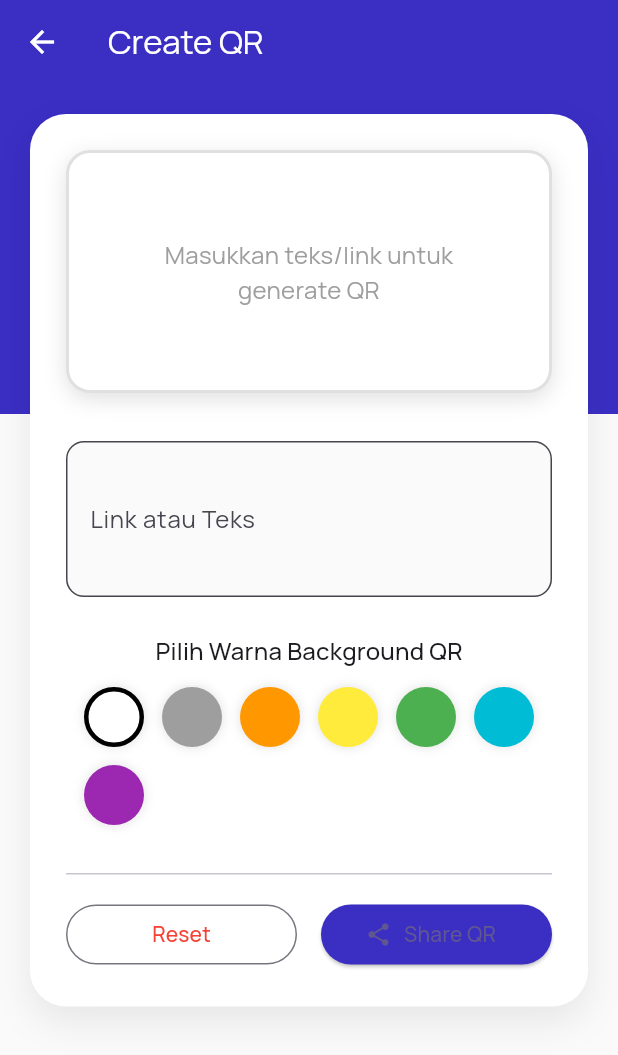
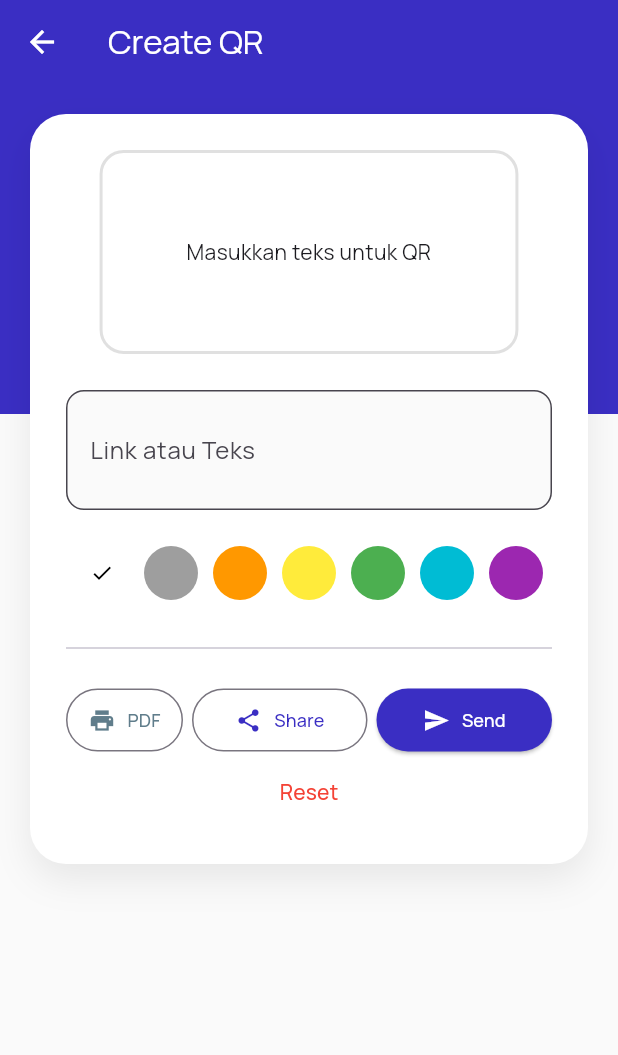
Before and after one commit to azzam380/qr_generator_and_scanner, a Flutter app: the QrGeneratorScreen screen opened by its route, on a phone screen of 412 x 824 dp. Shown: the top 1055 px of the screen. Run offline on Flutter 3.47's test engine with Material 3 defaults, Android fonts, the phone set to English and light mode, and no system bars; drawn by our look-alikes of screenshot; our stand-ins replace device_preview, pdf, permission_handler, pretty_qr_code, printing, share_plus; missing offline and left inert: mobile_scanner.

Commit message:
Complete: QR Generator & Scanner with splash, home, routing, dan testing

```diff
--- a/lib/ui/home_screen.dart
+++ b/lib/ui/home_screen.dart
@@ -81,13 +81,13 @@ class HomeScreen extends StatelessWidget {
                     icon: Icons.send,
                     label: 'Share',
                     color: Colors.greenAccent,
-                    route: '', // TODO
+                    route: '/create', // TODO
                   ),
                   _MenuButton(
                     icon: Icons.print,
                     label: 'Print',
                     color: Colors.purpleAccent,
-                    route: '', // TODO
+                    route: '/create', // TODO
                   ),
                 ],
               ),
--- a/lib/ui/qr_generator_screen.dart
+++ b/lib/ui/qr_generator_screen.dart
@@ -3,6 +3,11 @@ import 'package:flutter/material.dart';
 import 'package:pretty_qr_code/pretty_qr_code.dart';
 import 'package:screenshot/screenshot.dart';
 import 'package:share_plus/share_plus.dart';
+
+// Import untuk PDF dan Printing
+import 'package:pdf/pdf.dart';
+import 'package:pdf/widgets.dart' as pw;
+import 'package:printing/printing.dart';
 
 const Color primaryColor = Color(0xFF3A2EC3);
 
@@ -25,9 +30,119 @@ class QrGeneratorScreen extends StatefulWidget {
 
 class _QrGeneratorScreenState extends State<QrGeneratorScreen> {
   final ScreenshotController _screenshotController = ScreenshotController();
-
   String? _qrData;
   Color _qrColor = Colors.white;
+
+  // --- Fungsi Helper: Loading Dialog ---
+  void _showLoading() {
+    showDialog(
+      context: context,
+      barrierDismissible: false,
+      builder: (context) =>
+          const Center(child: CircularProgressIndicator(color: Colors.white)),
+    );
+  }
+
+  // --- Fungsi: Capture & Share (Email Friendly) ---
+  Future<void> _captureAndShare({bool isEmailFriendly = false}) async {
+    if (_qrData == null || _qrData!.isEmpty) return;
+
+    final Uint8List? imageBytes = await _screenshotController.capture(
+      pixelRatio: MediaQuery.of(context).devicePixelRatio,
+    );
+
+    if (imageBytes != null) {
+      final String shareText = isEmailFriendly
+          ? 'Ini QR Code untuk: ${_qrData ?? 'tidak ada'}\nDibuat menggunakan QR S&G oleh [Nama Anda]'
+          : 'QR Code untuk: $_qrData\nDibuat dengan QR S&G';
+
+      final String? subject = isEmailFriendly
+          ? 'QR Code dari QR S&G App'
+          : null;
+
+      await Share.shareXFiles(
+        [
+          XFile.fromData(
+            imageBytes,
+            name: 'qr_code.png',
+            mimeType: 'image/png',
+          ),
+        ],
+        text: shareText,
+        subject: subject,
+      );
+    }
+  }
+
+  // --- Fungsi: Generate & Print PDF ---
+  Future<void> _generateAndPrintPdf() async {
+    if (_qrData == null || _qrData!.isEmpty) return;
+
+    _showLoading();
+
+    try {
+      final imageBytes = await _screenshotController.capture(pixelRatio: 3.0);
+      if (imageBytes == null) return;
+
+      final pdf = pw.Document();
+      final qrImage = pw.MemoryImage(imageBytes);
+
+      pdf.addPage(
+        pw.Page(
+          pageFormat: PdfPageFormat.a4,
+          build: (pw.Context context) {
+            return pw.Center(
+              child: pw.Column(
+                mainAxisAlignment: pw.MainAxisAlignment.center,
+                children: [
+                  pw.Text(
+                    'QR Code Generated',
+                    style: pw.TextStyle(
+                      fontSize: 24,
+                      fontWeight: pw.FontWeight.bold,
+                    ),
+                  ),
+                  pw.SizedBox(height: 20),
+                  pw.Image(qrImage, width: 250, height: 250),
+                  pw.SizedBox(height: 20),
+                  pw.Text(
+                    'Link/Teks:',
+                    style: pw.TextStyle(fontSize: 12, color: PdfColors.grey700),
+                  ),
+                  pw.Text(
+                    '$_qrData',
+                    style: pw.TextStyle(
+                      fontSize: 14,
+                      fontWeight: pw.FontWeight.bold,
+                    ),
+                    textAlign: pw.TextAlign.center,
+                  ),
+                  pw.SizedBox(height: 40),
+                  pw.Divider(color: PdfColors.grey300),
+                  pw.SizedBox(height: 10),
+                  pw.Text(
+                    'Dibuat oleh: [Nama Anda] - QR S&G App',
+                    style: pw.TextStyle(fontSize: 10, color: PdfColors.grey),
+                  ),
+                ],
+              ),
+            );
+          },
+        ),
+      );
+
+      // Tutup loading sebelum buka preview
+      if (mounted) Navigator.pop(context);
+
+      await Printing.layoutPdf(
+        onLayout: (format) async => pdf.save(),
+        name: 'QR_SNG_${DateTime.now().millisecondsSinceEpoch}.pdf',
+      );
+    } catch (e) {
+      if (mounted) Navigator.pop(context);
+      debugPrint("Error PDF: $e");
+    }
+  }
 
   @override
   Widget build(BuildContext context) {
@@ -80,23 +195,12 @@ class _QrGeneratorScreenState extends State<QrGeneratorScreen> {
                                 color: Colors.black12,
                                 width: 2,
                               ),
-                              boxShadow: const [
-                                BoxShadow(
-                                  color: Colors.black12,
-                                  blurRadius: 12,
-                                  offset: Offset(0, 4),
-                                ),
-                              ],
                             ),
                             child: _qrData == null || _qrData!.isEmpty
                                 ? const Padding(
                                     padding: EdgeInsets.all(40),
                                     child: Text(
-                                      'Masukkan teks/link untuk generate QR',
-                                      style: TextStyle(
-                                        color: Colors.grey,
-                                        fontSize: 16,
-                                      ),
+                                      'Masukkan teks untuk QR',
                                       textAlign: TextAlign.center,
                                     ),
                                   )
@@ -108,119 +212,125 @@ class _QrGeneratorScreenState extends State<QrGeneratorScreen> {
                                   ),
                           ),
                         ),
-                        const SizedBox(height: 32),
-
+                        const SizedBox(height: 24),
                         TextField(
                           decoration: InputDecoration(
                             labelText: 'Link atau Teks',
-                            hintText: 'https://example.com atau teks apa saja',
                             border: OutlineInputBorder(
                               borderRadius: BorderRadius.circular(12),
                             ),
                             filled: true,
                             fillColor: Colors.grey.shade50,
                           ),
-                          maxLines: 3,
-                          onChanged: (value) {
-                            setState(
+                          maxLines: 2,
+                          onChanged: (value) => setState(
                             () => _qrData = value.trim().isEmpty
                                 ? null
                                 : value.trim(),
-                            );
-                          },
+                          ),
                         ),
                         const SizedBox(height: 24),
-
-                        Text(
-                          'Pilih Warna Background QR',
-                          style: Theme.of(context).textTheme.titleMedium,
-                        ),
-                        const SizedBox(height: 12),
                         Wrap(
-                          spacing: 12,
-                          runSpacing: 12,
-                          children: qrColors.map((color) {
-                            return GestureDetector(
+                          spacing: 10,
+                          children: qrColors
+                              .map(
+                                (color) => GestureDetector(
                                   onTap: () => setState(() => _qrColor = color),
-                              child: Container(
-                                width: 40,
-                                height: 40,
-                                decoration: BoxDecoration(
-                                  color: color,
-                                  shape: BoxShape.circle,
-                                  border: Border.all(
-                                    color: _qrColor == color
-                                        ? Colors.black
-                                        : Colors.transparent,
-                                    width: 3,
-                                  ),
-                                  boxShadow: [
-                                    BoxShadow(
-                                      color: Colors.black12,
-                                      blurRadius: 6,
-                                    ),
-                                  ],
+                                  child: CircleAvatar(
+                                    backgroundColor: color,
+                                    radius: 18,
+                                    child: _qrColor == color
+                                        ? const Icon(
+                                            Icons.check,
+                                            size: 16,
+                                            color: Colors.black,
+                                          )
+                                        : null,
                                   ),
                                 ),
-                            );
-                          }).toList(),
+                              )
+                              .toList(),
                         ),
-                        const SizedBox(height: 32),
-                        const Divider(height: 1),
+                        const SizedBox(height: 24),
+                        const Divider(),
                         const SizedBox(height: 16),
+
+                        // --- ROW ACTION BUTTONS ---
                         Row(
                           children: [
+                            // Tombol Print (PDF) - Menggunakan ukuran proporsional
                             Expanded(
-                              child: OutlinedButton(
-                                onPressed: () {
-                                  setState(() {
-                                    _qrData = null;
-                                    _qrColor = Colors.white;
-                                  });
-                                },
+                              flex: 2, // Memberi sedikit ruang lebih sempit
+                              child: OutlinedButton.icon(
+                                onPressed: _generateAndPrintPdf,
+                                icon: const Icon(Icons.print, size: 18),
+                                label: const Text(
+                                  'PDF',
+                                  style: TextStyle(fontSize: 12),
+                                ),
                                 style: OutlinedButton.styleFrom(
-                                  foregroundColor: Colors.red,
-                                ),
-                                child: const Text('Reset'),
+                                  foregroundColor: Colors.blueGrey,
+                                  padding: const EdgeInsets.symmetric(
+                                    vertical: 12,
                                   ),
                                 ),
-                            const SizedBox(width: 16),
+                              ),
+                            ),
+                            const SizedBox(width: 6),
+
+                            // Tombol Share - Menggunakan ukuran fleksibel
                             Expanded(
+                              flex:
+                                  3, // Memberi ruang lebih luas untuk teks "Share"
+                              child: OutlinedButton.icon(
+                                onPressed: () =>
+                                    _captureAndShare(isEmailFriendly: false),
+                                icon: const Icon(Icons.share, size: 18),
+                                label: const Text(
+                                  'Share',
+                                  style: TextStyle(fontSize: 12),
+                                ),
+                                style: OutlinedButton.styleFrom(
+                                  foregroundColor: primaryColor,
+                                  padding: const EdgeInsets.symmetric(
+                                    vertical: 12,
+                                  ),
+                                ),
+                              ),
+                            ),
+                            const SizedBox(width: 6),
+
+                            // Tombol Send
+                            Expanded(
+                              flex: 3,
                               child: ElevatedButton.icon(
-                                onPressed: () async {
-                                  if (_qrData == null || _qrData!.isEmpty)
-                                    return;
-
-                                  // Delay kecil untuk render selesai
-                                  await Future.delayed(
-                                    const Duration(milliseconds: 100),
-                                  );
-
-                                  final Uint8List? imageBytes =
-                                      await _screenshotController.capture(
-                                        pixelRatio: MediaQuery.of(
-                                          context,
-                                        ).devicePixelRatio,
-                                      );
-
-                                  if (imageBytes != null) {
-                                    await Share.shareXFiles([
-                                      XFile.fromData(
-                                        imageBytes,
-                                        name: 'qrcode_dateTime.png',
-                                        mimeType: 'image/png',
+                                onPressed: () =>
+                                    _captureAndShare(isEmailFriendly: true),
+                                icon: const Icon(Icons.send, size: 18),
+                                label: const Text(
+                                  'Send',
+                                  style: TextStyle(fontSize: 12),
                                 ),
-                                    ]);
-                                  }
-                                },
-                                icon: const Icon(Icons.share),
-                                label: const Text('Share QR'),
                                 style: ElevatedButton.styleFrom(
                                   backgroundColor: primaryColor,
+                                  foregroundColor: Colors.white,
+                                  padding: const EdgeInsets.symmetric(
+                                    vertical: 12,
+                                  ),
                                 ),
                               ),
                             ),
                           ],
+                        ),
+                        TextButton(
+                          onPressed: () => setState(() {
+                            _qrData = null;
+                            _qrColor = Colors.white;
+                          }),
+                          child: const Text(
+                            'Reset',
+                            style: TextStyle(color: Colors.red),
+                          ),
                         ),
                       ],
                     ),
--- a/pubspec.yaml
+++ b/pubspec.yaml
@@ -27,6 +27,12 @@ dependencies:
   # Share ke aplikasi lain
   share_plus: ^12.0.1
 
+  pdf: ^3.11.3                  # Latest stabil untuk generate PDF
+  printing: ^5.14.2             # Untuk preview & print PDF
+  path_provider: ^2.1.5         # Untuk akses direktori file (Downloads)
+  open_file: ^3.5.0             # Untuk buka PDF setelah generate (opsional)
+
+
 dev_dependencies:
   flutter_test:
     sdk: flutter
```
Also changed, not shown: pubspec.lock, 5 other files. Lines whose indentation alone changed are shown as unchanged.
